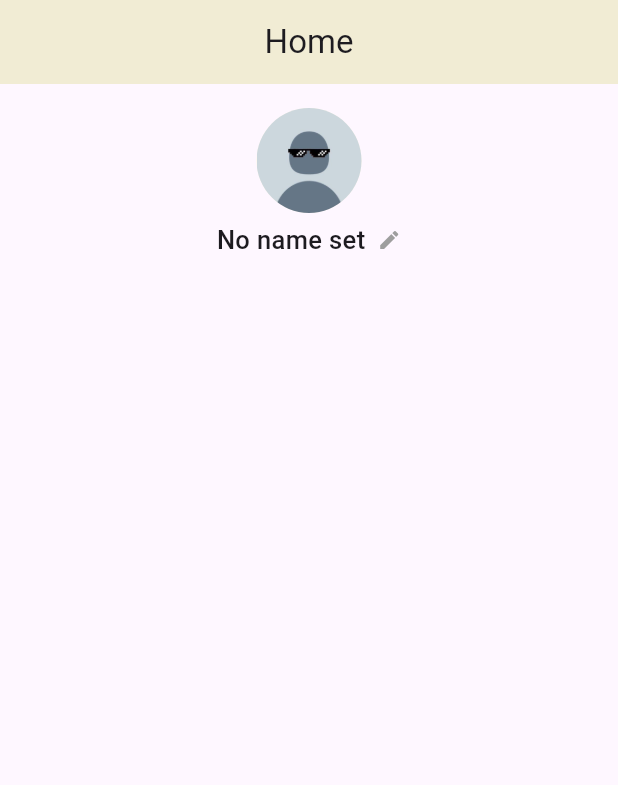
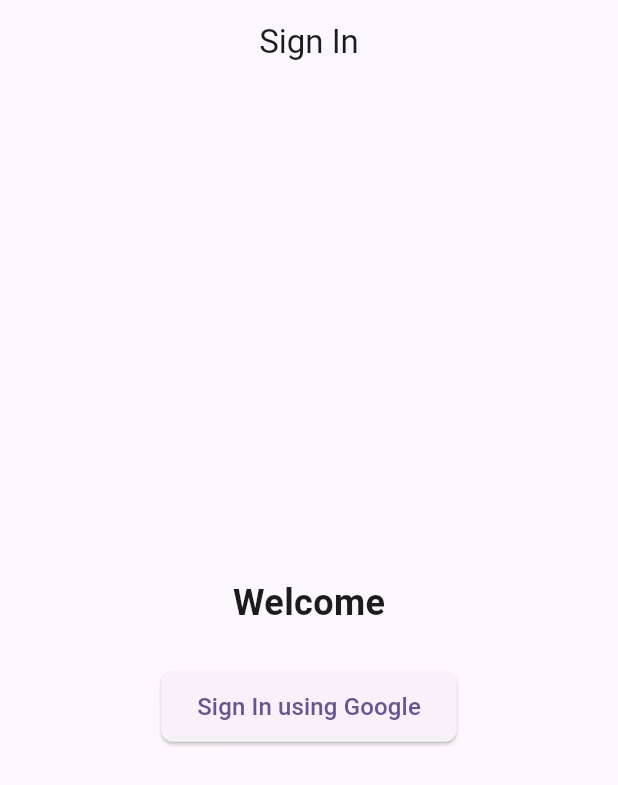
Before and after one commit to hibaysha/dhex_project, a Flutter app: the screen it shows after launch, on a phone screen of 412 x 824 dp. Shown: the top 785 px of the screen. Run offline on Flutter 3.47's test engine with Material 3 defaults, Android fonts, the phone set to English and light mode, and no system bars; our stand-ins replace firebase_auth, firebase_core, google_sign_in, image_picker; accounts and stored records are empty.

Commit message:
firebase auth on sign in

```diff
--- a/lib/main.dart
+++ b/lib/main.dart
@@ -1,9 +1,13 @@
+import 'package:dhex_project/firebase_options.dart';
 import 'package:dhex_project/provider/user_provider.dart';
-import 'package:dhex_project/screens/home/homepage.dart';
+import 'package:dhex_project/screens/signin/signin.dart';
+import 'package:firebase_core/firebase_core.dart';
 import 'package:flutter/material.dart';
 import 'package:provider/provider.dart';
 
-void main() {
+void main() async {
+  WidgetsFlutterBinding.ensureInitialized();
+  await Firebase.initializeApp(options: DefaultFirebaseOptions.currentPlatform);
   runApp(const MyApp());
 }
 
@@ -21,7 +25,7 @@ class MyApp extends StatelessWidget {
           colorScheme: ColorScheme.fromSeed(seedColor: Colors.deepPurple),
           useMaterial3: true,
         ),
-        home: const Homepage(),
+        home: const Signin(),
       ),
     );
   }
--- /dev/null
+++ b/lib/screens/signin/signin.dart
@@ -0,0 +1,150 @@
+import 'package:dhex_project/screens/home/homepage.dart';
+import 'package:firebase_auth/firebase_auth.dart';
+import 'package:flutter/material.dart';
+import 'package:google_sign_in/google_sign_in.dart';
+
+class Signin extends StatefulWidget {
+  const Signin({super.key});
+
+  @override
+  State<Signin> createState() => _SigninState();
+}
+
+class _SigninState extends State<Signin> {
+  ValueNotifier<UserCredential?> userCredential = ValueNotifier(null);
+
+  Future<UserCredential?> signInWithGoogle() async {
+    try {
+      final GoogleSignInAccount? googleUser = await GoogleSignIn().signIn();
+      if (googleUser == null) {
+        // user cancelled
+        return null;
+      }
+
+      final GoogleSignInAuthentication googleAuth =
+          await googleUser.authentication;
+
+      final credential = GoogleAuthProvider.credential(
+        accessToken: googleAuth.accessToken,
+        idToken: googleAuth.idToken,
+      );
+
+      return await FirebaseAuth.instance.signInWithCredential(credential);
+    } catch (e) {
+      debugPrint('Sign-in failed: $e');
+      return null;
+    }
+  }
+
+  Future<bool> signOutFromGoogle() async {
+    await GoogleSignIn().signOut();
+    await FirebaseAuth.instance.signOut();
+    return true;
+  }
+
+  void _signInWithGoogle() async {
+    final result = await signInWithGoogle();
+    if (result != null) {
+      userCredential.value = result;
+      debugPrint('You are signed in as ${result.user!.email}');
+      if (mounted) {
+        Navigator.pushReplacement(
+          context,
+          MaterialPageRoute(builder: (context) => const Homepage()),
+        );
+      }
+    } else {
+      debugPrint('Google Sign-In failed or was cancelled');
+      ScaffoldMessenger.of(context).showSnackBar(
+        const SnackBar(
+          content: Text('Google Sign-In failed. Please try again.'),
+          backgroundColor: Colors.red,
+        ),
+      );
+    }
+  }
+
+  @override
+  Widget build(BuildContext context) {
+    return Scaffold(
+      appBar: AppBar(centerTitle: true, title: const Text("Sign In")),
+      body: Padding(
+        padding: const EdgeInsets.all(16.0),
+        child: ValueListenableBuilder(
+          valueListenable: userCredential,
+          builder: (context, value, child) {
+            return (userCredential.value == null)
+                ? Center(
+                  child: Column(
+                    mainAxisAlignment: MainAxisAlignment.center,
+                    children: [
+                      const Text(
+                        'Welcome',
+                        style: TextStyle(
+                          fontSize: 24,
+                          fontWeight: FontWeight.bold,
+                        ),
+                      ),
+                      const SizedBox(height: 28),
+                      ElevatedButton(
+                        onPressed: _signInWithGoogle,
+                        style: ElevatedButton.styleFrom(
+                          padding: const EdgeInsets.symmetric(
+                            horizontal: 24,
+                            vertical: 12,
+                          ),
+                          shape: RoundedRectangleBorder(
+                            borderRadius: BorderRadius.circular(8),
+                          ),
+                        ),
+                        child: const Text(
+                          "Sign In using Google",
+                          style: TextStyle(fontSize: 16),
+                        ),
+                      ),
+                    ],
+                  ),
+                )
+                : Center(
+                  child: Column(
+                    crossAxisAlignment: CrossAxisAlignment.center,
+                    mainAxisAlignment: MainAxisAlignment.center,
+                    children: [
+                      Container(
+                        width: 100,
+                        height: 100,
+                        clipBehavior: Clip.antiAlias,
+                        decoration: BoxDecoration(
+                          shape: BoxShape.circle,
+                          border: Border.all(width: 2, color: Colors.black54),
+                        ),
+                        child: Image.network(
+                          userCredential.value!.user!.photoURL.toString(),
+                          fit: BoxFit.cover,
+                        ),
+                      ),
+                      const SizedBox(height: 20),
+                      Text(
+                        userCredential.value!.user!.displayName.toString(),
+                        style: const TextStyle(
+                          fontSize: 20,
+                          fontWeight: FontWeight.bold,
+                        ),
+                      ),
+                      const SizedBox(height: 10),
+                      Text(
+                        userCredential.value!.user!.email.toString(),
+                        style: const TextStyle(
+                          fontSize: 16,
+                          color: Colors.grey,
+                        ),
+                      ),
+                    ],
+                  ),
+                );
+          },
+        ),
+      ),
+    );
+  }
+}
--- a/pubspec.yaml
+++ b/pubspec.yaml
@@ -37,6 +37,9 @@ dependencies:
   image_picker: ^1.1.2
   provider: ^6.1.5
   http: ^1.4.0
+  firebase_core: ^3.14.0
+  firebase_auth: ^5.6.0
+  google_sign_in: 6.3.0
 
 dev_dependencies:
   flutter_test:
```
Also changed, not shown: firebase.json (added), lib/firebase_options.dart (added), pubspec.lock, 17 other files.
